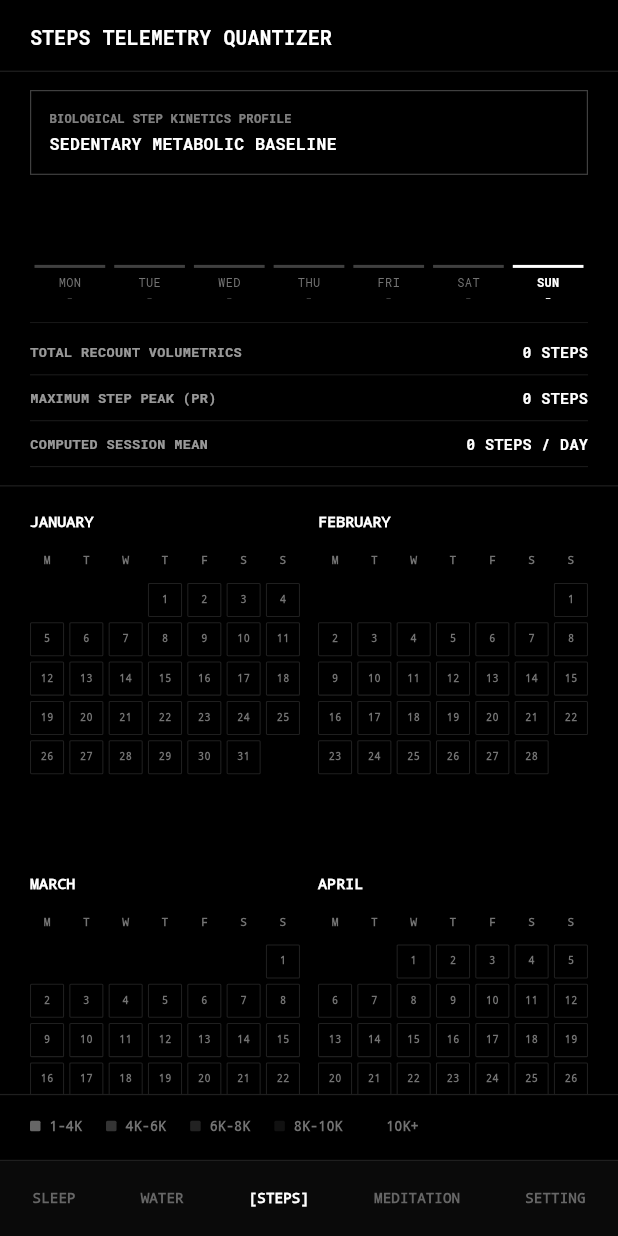
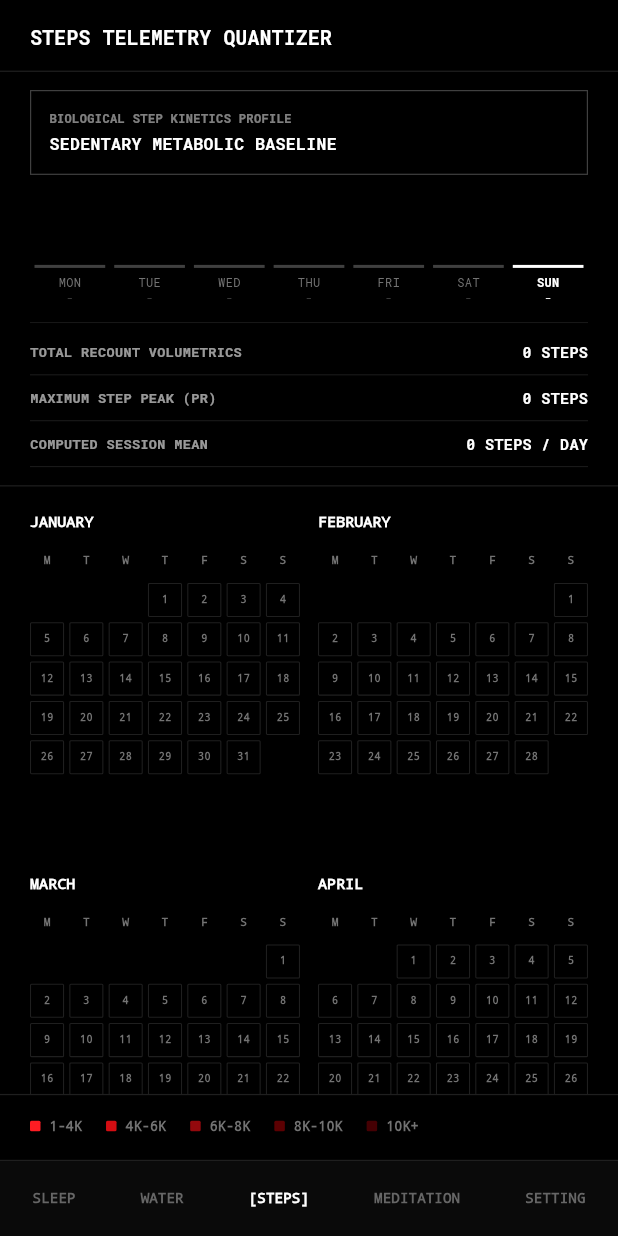
Before and after one commit to darshseraphic/Vidador, a Flutter app: the screen it shows after launch, item 3 of the bottom bar chosen, on a phone screen of 412 x 824 dp. Run offline on Flutter 3.47's test engine with Material 3 defaults, Android fonts, the phone set to English and light mode, and no system bars; our stand-ins replace flutter_riverpod, google_fonts, hive_flutter, pedometer; accounts and stored records are empty.

Commit message:
initial commit

```diff
--- a/lib/features/step.dart
+++ b/lib/features/step.dart
@@ -485,20 +485,20 @@ class _StepScreenState extends ConsumerState<StepScreen> {
                               } else {
                                 textColor = const Color(0xFFFFFFFF);
                                 if (daySteps >= 10000) {
-                                  boxColor = const Color(0xFF000000);
-                                  borderColor = const Color(0xFF000000);
+                                  boxColor = const Color(0xFF450003);
+                                  borderColor = const Color(0xFF450003);
                                 } else if (daySteps >= 8000) {
-                                  boxColor = const Color(0xFF111111);
-                                  borderColor = const Color(0xFF111111);
+                                  boxColor = const Color(0xFF5C0002);
+                                  borderColor = const Color(0xFF5C0002);
                                 } else if (daySteps >= 6000) {
-                                  boxColor = const Color(0xFF222222);
-                                  borderColor = const Color(0xFF222222);
+                                  boxColor = const Color(0xFF94090D);
+                                  borderColor = const Color(0xFF94090D);
                                 } else if (daySteps >= 4000) {
-                                  boxColor = const Color(0xFF343434);
-                                  borderColor = const Color(0xFF343434);
+                                  boxColor = const Color(0xFFD40D12);
+                                  borderColor = const Color(0xFFD40D12);
                                 } else {
-                                  boxColor = const Color(0xFF666666);
-                                  borderColor = const Color(0xFF666666);
+                                  boxColor = const Color(0xFFFF1D23);
+                                  borderColor = const Color(0xFFFF1D23);
                                 }
                               }
 
@@ -540,23 +540,23 @@ class _StepScreenState extends ConsumerState<StepScreen> {
                 scrollDirection: Axis.horizontal,
                 child: Row(
                   children: [
-                    Container(width: 7, height: 7, decoration: BoxDecoration(color: const Color(0xFF666666), borderRadius: BorderRadius.circular(1.0))),
+                    Container(width: 7, height: 7, decoration: BoxDecoration(color: const Color(0xFFFF1D23), borderRadius: BorderRadius.circular(1.0))),
                     const SizedBox(width: 6),
                     Text('1-4K', style: TextStyle(color: textSub, fontSize: 9, fontWeight: FontWeight.bold, letterSpacing: 0.02)),
                     const SizedBox(width: 16),
-                    Container(width: 7, height: 7, decoration: BoxDecoration(color: const Color(0xFF343434), borderRadius: BorderRadius.circular(1.0))),
+                    Container(width: 7, height: 7, decoration: BoxDecoration(color: const Color(0xFFD40D12), borderRadius: BorderRadius.circular(1.0))),
                     const SizedBox(width: 6),
                     Text('4K-6K', style: TextStyle(color: textSub, fontSize: 9, fontWeight: FontWeight.bold, letterSpacing: 0.02)),
                     const SizedBox(width: 16),
-                    Container(width: 7, height: 7, decoration: BoxDecoration(color: const Color(0xFF222222), borderRadius: BorderRadius.circular(1.0))),
+                    Container(width: 7, height: 7, decoration: BoxDecoration(color: const Color(0xFF94090D), borderRadius: BorderRadius.circular(1.0))),
                     const SizedBox(width: 6),
                     Text('6K-8K', style: TextStyle(color: textSub, fontSize: 9, fontWeight: FontWeight.bold, letterSpacing: 0.02)),
                     const SizedBox(width: 16),
-                    Container(width: 7, height: 7, decoration: BoxDecoration(color: const Color(0xFF111111), borderRadius: BorderRadius.circular(1.0))),
+                    Container(width: 7, height: 7, decoration: BoxDecoration(color: const Color(0xFF5C0002), borderRadius: BorderRadius.circular(1.0))),
                     const SizedBox(width: 6),
                     Text('8K-10K', style: TextStyle(color: textSub, fontSize: 9, fontWeight: FontWeight.bold, letterSpacing: 0.02)),
                     const SizedBox(width: 16),
-                    Container(width: 7, height: 7, decoration: BoxDecoration(color: const Color(0xFF000000), borderRadius: BorderRadius.circular(1.0))),
+                    Container(width: 7, height: 7, decoration: BoxDecoration(color: const Color(0xFF450003), borderRadius: BorderRadius.circular(1.0))),
                     const SizedBox(width: 6),
                     Text('10K+', style: TextStyle(color: textSub, fontSize: 9, fontWeight: FontWeight.bold, letterSpacing: 0.02)),
                   ],
--- a/pubspec.yaml
+++ b/pubspec.yaml
@@ -16,7 +16,6 @@ dependencies:
   url_launcher: ^6.3.1
   google_fonts: ^8.1.0
   pedometer: ^4.2.0
-  file_picker: ^11.0.2
 
 dev_dependencies:
   flutter_test:
```
Also changed, not shown: pubspec.lock.
